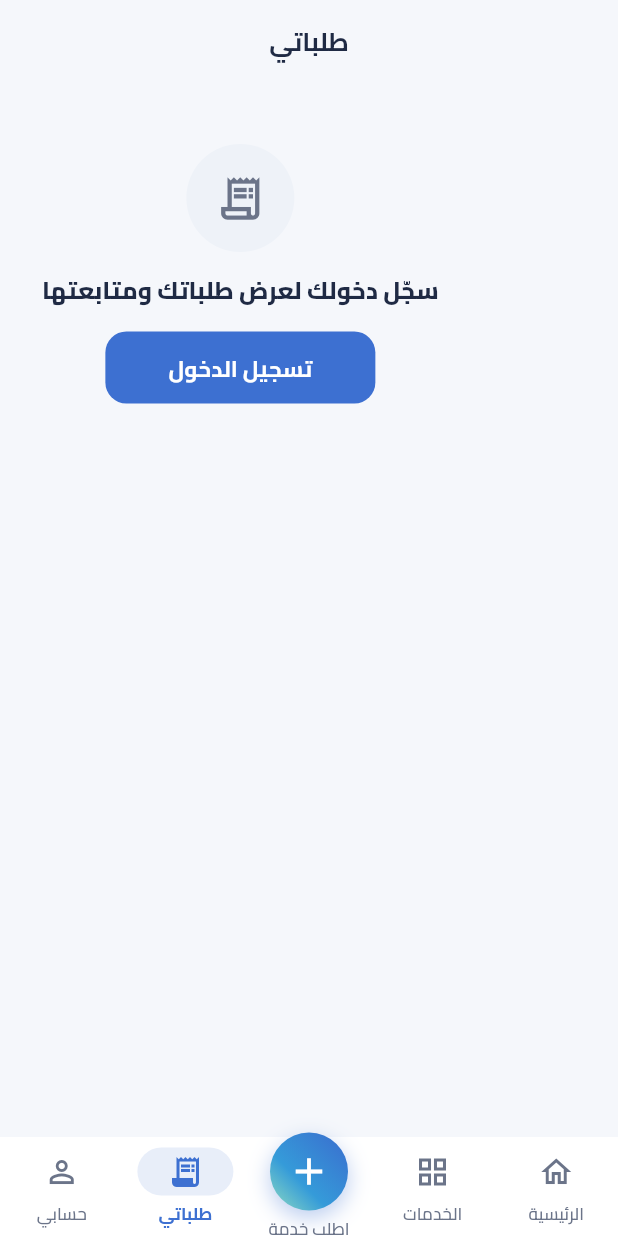
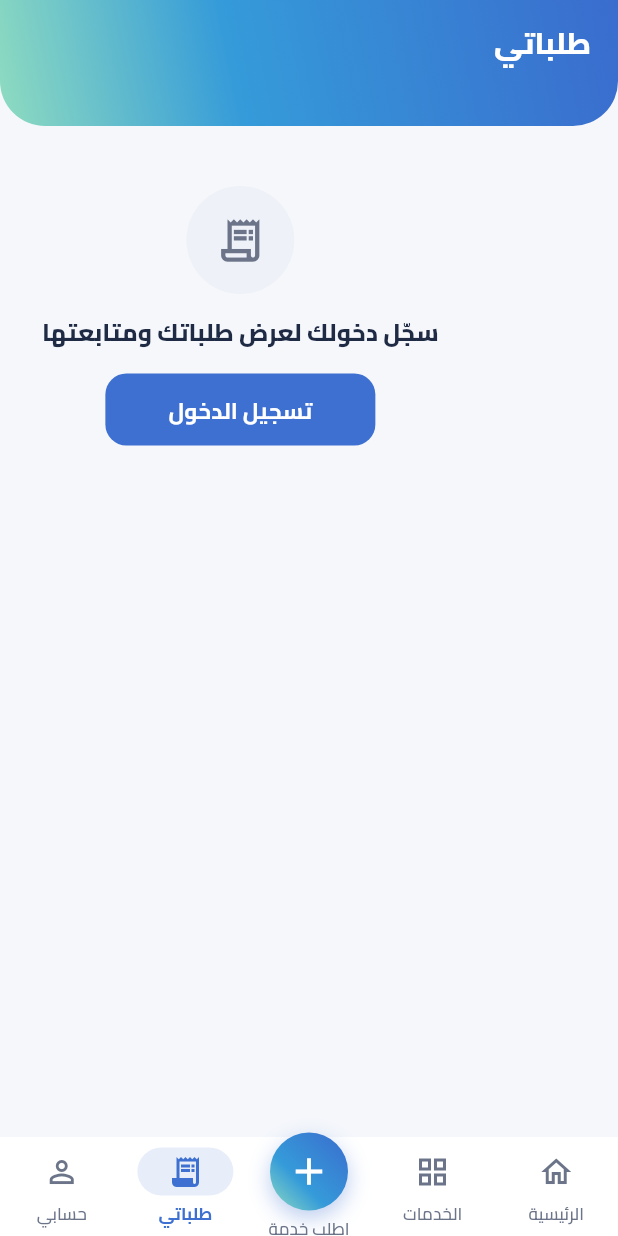
Before and after one commit to mohemah2025-dev/mohemah, a Flutter app: the screen it shows after launch, item 4 of the bottom bar chosen, on a phone screen of 412 x 824 dp. Run offline on Flutter 3.47's test engine with Material 3 defaults, Android fonts, the phone set to English and light mode, and no system bars; our stand-ins replace firebase_core, firebase_messaging, geolocator, google_maps_flutter, image_picker, shared_preferences; accounts and stored records are empty; network calls fail; project files that could hold a hidden picture were left out.

Commit message:
Add files via upload

```diff
--- a/mobile/apps/customer/lib/screens/account_tab.dart
+++ b/mobile/apps/customer/lib/screens/account_tab.dart
@@ -17,8 +17,8 @@ class AccountTab extends StatelessWidget {
     void push(Widget page) => Navigator.push(context, MaterialPageRoute(builder: (_) => page));
 
     return Scaffold(
-      appBar: AppBar(title: const Text('حسابي')),
-      body: ListView(padding: const EdgeInsets.fromLTRB(16, 4, 16, 30), children: [
+      appBar: PageHeader.bar('حسابي'),
+      body: ListView(padding: const EdgeInsets.fromLTRB(16, 16, 16, 30), children: [
         if (p == null)
           AppCard(
             child: Column(children: [
--- a/mobile/apps/customer/lib/screens/orders_tab.dart
+++ b/mobile/apps/customer/lib/screens/orders_tab.dart
@@ -20,7 +20,7 @@ class _OrdersTabState extends State<OrdersTab> {
     final session = SessionScope.of(context);
     final store = OrdersScope.of(context);
     return Scaffold(
-      appBar: AppBar(title: const Text('طلباتي')),
+      appBar: PageHeader.bar('طلباتي'),
       body: !session.signedIn
           ? EmptyState(
               icon: Icons.receipt_long_outlined,
@@ -33,7 +33,7 @@ class _OrdersTabState extends State<OrdersTab> {
             )
           : Column(children: [
               Padding(
-                padding: const EdgeInsets.fromLTRB(16, 4, 16, 8),
+                padding: const EdgeInsets.fromLTRB(16, 14, 16, 8),
                 child: AuthTabs(
                   index: _seg,
                   labels: ['الجارية (${store.open.length})', 'السابقة'],
--- a/mobile/packages/mohemah_core/lib/src/widgets.dart
+++ b/mobile/packages/mohemah_core/lib/src/widgets.dart
@@ -404,3 +404,84 @@ class Avatar extends StatelessWidget {
     );
   }
 }
+
+/// White box with a soft silver border and a thin coloured line on top (the service colour).
+class AccentBox extends StatelessWidget {
+  const AccentBox({super.key, required this.accent, required this.child, this.onTap, this.width, this.padding = const EdgeInsets.fromLTRB(10, 14, 10, 10), this.radius = 16});
+  final Color accent;
+  final Widget child;
+  final VoidCallback? onTap;
+  final double? width;
+  final EdgeInsetsGeometry padding;
+  final double radius;
+
+  static const silver = Color(0xFFD9DEE5);
+
+  @override
+  Widget build(BuildContext context) {
+    return SizedBox(
+      width: width,
+      child: DecoratedBox(
+        decoration: BoxDecoration(
+          color: Colors.white,
+          borderRadius: BorderRadius.circular(radius),
+          border: Border.all(color: silver),
+          boxShadow: [BoxShadow(color: Colors.black.withValues(alpha: 0.04), blurRadius: 10, offset: const Offset(0, 3))],
+        ),
+        child: ClipRRect(
+          borderRadius: BorderRadius.circular(radius),
+          child: Material(
+            color: Colors.white,
+            child: InkWell(
+              onTap: onTap,
+              child: Stack(children: [
+                Padding(padding: padding, child: child),
+                Positioned(top: 0, left: 0, right: 0, child: Container(height: 4, color: accent)),
+              ]),
+            ),
+          ),
+        ),
+      ),
+    );
+  }
+}
+
+/// Gradient page header in the same style as the home header: back button (when the page
+/// can go back), title, optional icon + description and an optional widget at the bottom.
+class PageHeader extends StatelessWidget {
+  const PageHeader({super.key, required this.title, this.subtitle, this.icon, this.trailing, this.bottom});
+  final String title;
+  final String? subtitle;
+  final Widget? icon;
+  final Widget? trailing;
+  final Widget? bottom;
+
+  /// Title-only header used as a Scaffold `appBar`.
+  static PreferredSizeWidget bar(String title, {Widget? trailing}) =>
+      PreferredSize(preferredSize: const Size.fromHeight(84), child: PageHeader(title: title, trailing: trailing));
+
+  @override
+  Widget build(BuildContext context) {
+    final canPop = Navigator.of(context).canPop();
+    return GradientHeader(
+      child: Column(crossAxisAlignment: CrossAxisAlignment.stretch, children: [
+        Row(children: [
+          if (canPop)
+            IconButton(onPressed: () => Navigator.maybePop(context), icon: const BackButtonIcon(), padding: EdgeInsets.zero, visualDensity: VisualDensity.compact),
+          if (canPop) const SizedBox(width: 4),
+          Expanded(child: Text(title, style: const TextStyle(fontSize: 20, fontWeight: FontWeight.w800))),
+          if (trailing != null) trailing!,
+        ]),
+        if (icon != null || subtitle != null) ...[
+          const SizedBox(height: 14),
+          Row(children: [
+            if (icon != null) ...[icon!, const SizedBox(width: 14)],
+            if (subtitle != null)
+              Expanded(child: Text(subtitle!, style: TextStyle(fontSize: 13, height: 1.6, color: Colors.white.withValues(alpha: 0.92)))),
+          ]),
+        ],
+        if (bottom != null) ...[const SizedBox(height: 14), bottom!],
+      ]),
+    );
+  }
+}
```
Also changed, not shown: mobile/apps/customer/lib/screens/home_tab.dart (+22 -15 lines), mobile/apps/customer/lib/screens/services_tab.dart (+58 -56 lines).
